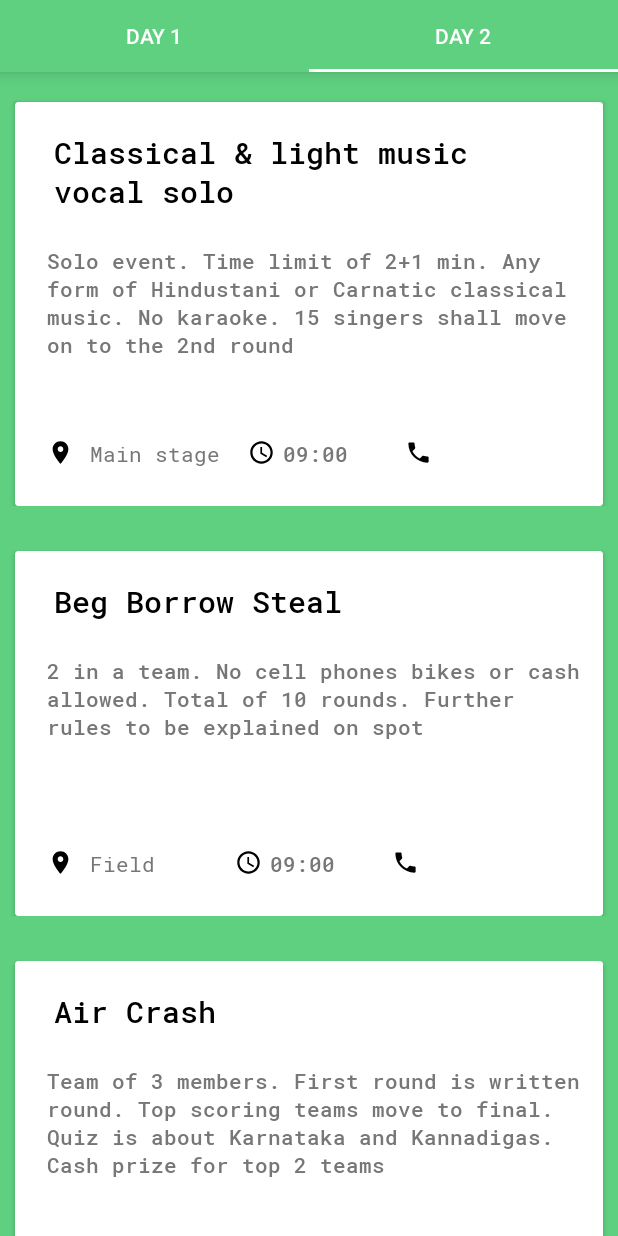
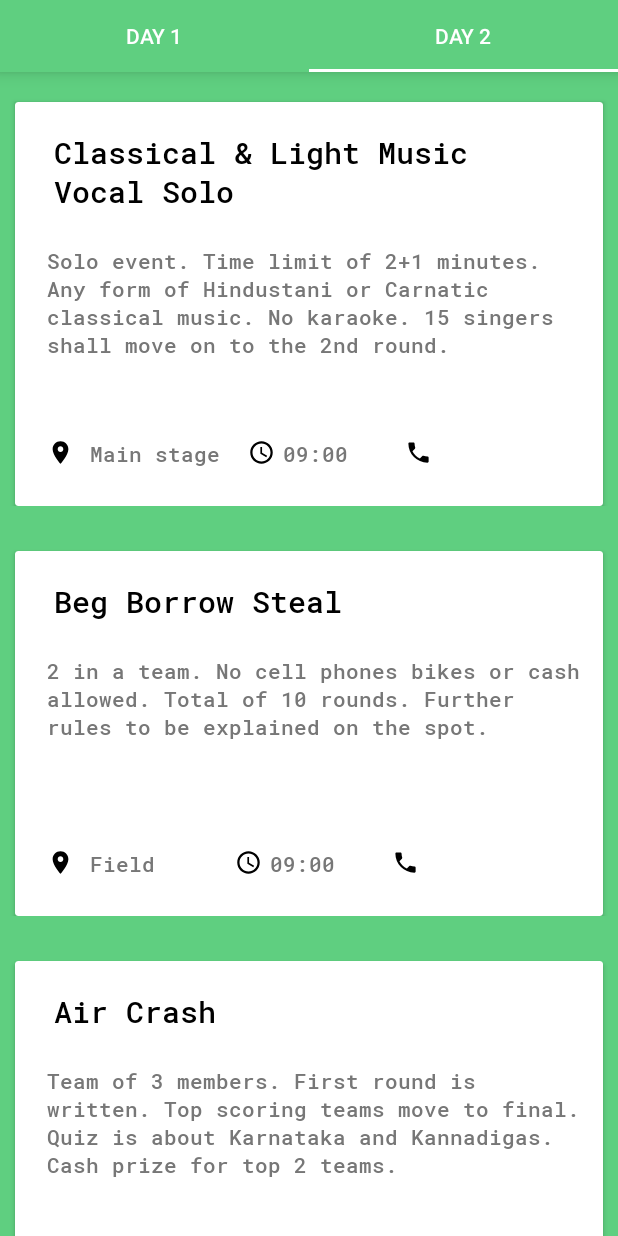
Before and after one commit to Hackertronix/Pantheon-2016, an Android app: the Day1Fragment screen opened directly, with no data from a screen before it, tab 2 chosen, on a phone screen of 412 x 824 dp. Run offline under Robolectric (Android 15) with nearby library versions, the phone set to English and light mode, and no system bars.

Commit message:
reduced app footprint and refactored Event Data

```diff
--- a/app/build.gradle
+++ b/app/build.gradle
@@ -23,8 +23,8 @@ android {
         applicationId "com.execube.elantra"
         minSdkVersion 17
         targetSdkVersion 23
-        versionCode 1
-        versionName "1.0"
+        versionCode 2
+        versionName "1.2"
     }
     buildTypes {
         release {
--- a/app/src/main/java/com/execube/elantra/views/Day1Fragment.java
+++ b/app/src/main/java/com/execube/elantra/views/Day1Fragment.java
@@ -26,37 +26,38 @@ import java.util.ArrayList;
 public class Day1Fragment extends Fragment {
 
 
-    //ADD DAY 2 EVENT NAMES IN THIS ARRAY IN ORDER
-    private static String day1events[]={"Vocal light music group","Instrumental","Movie clip recreation","Western Group Dance","Indian Group Dance", "RAMP", "Techcharades","Karaoke","Web designing","Online treasure hunt", "Rangoli", "On spot photography"
-            , "Slow drag", "Kannada dumb charades","Kannada anthyakshari", "Gaanchaali bidi kannada maathaadi",
-            "Vocal classical music solo prelims", "Vocal light music solo prelims","Antichess", "Mini Militia", "FIFA", "Counterstrike"};
+    private static String day1events[]={"Vocal Light Music Group","Instrumental","Movie Clip Recreation","Western Group Dance","Indian Group Dance", "RAMP", "Techcharades","Karaoke","Web Designing","Online Treasure Hunt", "Rangoli", "On Spot Photography"
+            , "Slow Drag", "Kannada Dumbcharades","Kannada Anthyakshari", "Gaanchaali Bidi Kannada Maathaadi",
+            "Vocal Classical Music Solo Prelims", "Vocal Light Music Solo Prelims","Antichess", "Mini Militia", "FIFA", "Counterstrike"};
 
 
 
-    // ADD DAY 1 EVENT DESCRIPTION IN THIS ARRAY IN ORDER
+// ADD DAY 1 EVENT DESCRIPTION IN THIS ARRAY IN ORDER
 
-    private  static  String[] day1description ={"6 in team. Maximum 2 entries per college. Karaoke allowed. Filmic and non-filmic allowed. Original composition allowed"
-            ,"Western and eastern music.4+1 min.1 accomplishment allowed.unlimited enteries.no backing track allowed.",
-            "6 in team. 2-minute video clip will be provided. 5+2 minute is given to recreate. Most comic scene will be rewarded. No vulgarity",
-            "6+6 in a team. 5+2 minutes is given. Carry ID card. Report 2 hours prior to event",
-            "8+4 in a team. 5+3 minutes is given. Any theme is allowed. Report 2 hours prior to the event. Should submit a video of their prior performances",
-            "Open theme. 12+2 in a team. 6+2 minutes is given. Report 3 hours before event. Carry ID cards. Audio track to be given 1 hour in prior. No use of water, fire, pet, animal skin.",
-            "3 in team. Tech version of dumb charades. 1 member mimes other 2 guesses. Multiple rounds",
-            "Solo event. Western instruments to be used.  5+1 minute is given. 2 rounds. 6 contestants will be shortlisted to 2nd round",
-            "2 in team. 3-hour time is given. Systems will be provided",
-            "2 in team. First round is written. Second round is on computer. Google imaging NOT allowed",
-            "Individual event. 1 hour is given. Colors and rangoli powder will be provided",
-            "Individual event. Topic is given on-spot. 2-hour time is given. Photos to be taken at RNSIT. On board editing allowed (Photoshop/post-processing not allowed)",
-            "Carry your own bikes (boys) and scooty (girls). Last one reaching the line wins. Multiple rounds",
-            "3 in team. Standard dumb charades rules apply. No speaking. 1 will mime other 2 guess",
-            "Team of 2 members wherein the prelims will be written round. Top scoring teams will be selected for finals. Coordinator's decision is final",
-            "It's a solo event where the topic will be given on the spot. 5 min preparation time. Speak in Kannada for 2 min but the timer stops as soon as you omit a Non-Kannada word. Judge's decision is final",
-            "Solo event. Time limit of 2+1 min. Any form of Hindustani or Carnatic classical music. No karaoke. 15 singers shall move on to the 2nd round",
-            "Solo event.  Time limit of 2+1 min. No karaoke. Indian or non-filmic song can be sung. No Western music. Top 15 singers shall move on to second round. Indian filmic or non-filmic songs can be sung",
-            "Solo event wherein standard rules of anti-chess apply. Matches are knockout. Time limit may or may not be present, depending on the event coordinator",
-            "Team consisting of 4 members. Match duration is 7 min. Team with maximum wins after allotted time will proceed. It will be direct elimination. Unlimited entries for the event",
-            "Solo event with difficulty level being legendary, 4mins per half. Elimination based on number of goals scored per team. Penalty shootout in case of a draw. No time will be allotted for practicing. Gamers can get their own joysticks and keyboards",
-            "Team of 5 members. Round will be a race to 5 wins in the 1000$ map. Direct elimination. Consequent rounds will be on de_dust2, de_train and de_inferno. No practice session. Gamers can get their own Mouse or joystick"};
+
+
+    private  static  String[] day1description ={"6 in a team. Maximum 2 entries per college. Karaoke allowed. Filmic and non-filmic allowed. Original composition allowed."
+            ,"Western and eastern music.4+1 min.1 accomplishment allowed.unlimited entries.no backing track allowed.",
+            "6 in team. 2-minute video clip will be provided. 5+2 minutes are given to recreate. Most comic scene will be rewarded. Content must not be vulgar.",
+            "6+6 in a team. 5+2 minutes are given. Carry ID card. Report 2 hours prior to the event",
+            "8+4 in a team. 5+3 minutes are given. Any theme is allowed. Report 2 hours prior to the event. Should submit a video of their prior performances.",
+            "Open theme. 12+2 in a team. 6+2 minutes are given. Report 3 hours before event. Carry ID cards. Audio track to be given 1 hour before the event. No use of water, fire, pet, animal skin.",
+            "3 in a team. Tech version of Dumb Charades. 1 member mimes other 2 guess. Multiple rounds.",
+            "Solo event. Western instruments to be used. 5+1 minute is given. 2 rounds. 6 contestants will be shortlisted for the 2nd round.",
+            "2 in team. 3-hour time is given. Systems will be provided.",
+            "2 in a team. First round is written. Second round is on computer. Use of search engines is not allowed.",
+            "Individual event. 1 hour is given. Colors and Rangoli powder will be provided.",
+            "Individual event. Topic is given on-spot. 2 hours time is given. Photos to be taken at the RNSIT campus. On board editing allowed (Photoshop/post-processing not allowed).",
+            "Carry your own bikes (boys) and scooty (girls). Last one reaching the line wins. Multiple rounds.",
+            "3 in a team. Standard dumb charades rules apply. No speaking. 1 partcipant will mime other 2 guess.",
+            "Team of 2 members. Prelims will be written round. Top scoring teams will be selected for finals. Coordinator's decision is final.",
+            "It's a solo event where the topic will be given on the spot. 5 minute preparation time. Speak in Kannada for 2 minutes but the timer stops as soon as you utter a Non-Kannada word. Judge's decision is final.",
+            "Solo event. Time limit of 2+1 minutes. Any form of Hindustani or Carnatic classical music. No karaoke. 15 singers shall move on to the 2nd round.",
+            "Solo event. Time limit of 2+1 minutes. No karaoke. Indian or non-filmic song can be sung. No Western music. Top 15 singers shall move on to second round. Indian filmic or non-filmic songs can be sung.",
+            "Solo event wherein standard rules of anti-chess apply. Matches are knockout. Time limit may or may not be present, depending on the event coordinator.",
+            "Team consisting of 4 members. Match duration is 7 minutes. Team with maximum wins after allotted time will proceed to the finals. It will be direct elimination. Unlimited entries for the event.",
+            "Solo event with difficulty level being legendary, 4 minutes per half. Elimination based on number of goals scored per team. Penalty shootout in case of a draw. No time will be allotted for practicing. Gamers can get their own joysticks and keyboards",
+            "Team of 5 members. 1st Round will be a race to 5 wins in the 1000$ map. Direct elimination. Consequent rounds will be on de_dust2, de_train and de_inferno. No practice session. Gamers can get their own mouse or joystick."};
 
 
 
@@ -73,12 +74,16 @@ public class Day1Fragment extends Fragment {
 
 
     //ADD DAY 1 VENUES IN THIS ARRAY IN ORDER
+
+
     private String day1venue[]={"Main stage", "Main stage", "Main stage", "Main stage",
             "Main stage", "Main stage", "Edusat hall", "Edusat hall",
             "EEE lab", "Mech Lab", "Street", "Street", "Street",
-            "CS/IS block", "CS/IS block", "CS/IS block", "EC block lvl1","EC block lvl1","MCA/CS/IS lab", "MCA/CS/IS lab", "MCA/CS/IS lab", "MCA/CS/IS lab"};
+            "CS/IS block", "CS/IS block", "CS/IS block", "ECE Block LVL 1","ECE Block LVL 1","MCA/CS/IS Lab", "MCA/CS/IS Lab", "MCA/CS/IS Lab", "MCA/CS/IS Lab"};
 
 
+
+    //ADD DAY 1 COORDINATORS NUMBER IN THIS ARRAY IN ORDER
 
     private String[] day1coordinator_no= {"9448260823", "7411179295", "9902643437", "9060991914",
             "9886080813", "9611831671", "9986464852", "8971205200",
@@ -87,9 +92,36 @@ public class Day1Fragment extends Fragment {
             "7022153497", "8722580150", "9880833798", "8884834111", "8277024701", "8904471865"};
 
 
+    //ADD DAY 2 EVENT TMINGS IN 24 HR FORMAT IN ORDER
+
+    private static String day2timings[]={"09:00","09:00","09:00","09:00","09:00",
+            "10:00","10:00","10:00","10:00",
+            "11:00","11:00","11:00",
+            "12:00","12:00","12:00","12:00",
+            "13:00",
+            "14:00","14:00",
+            "15:00"};
 
 
+    //ADD DAY 2 VENUES IN THIS ARRAY IN ORDER
 
+    private String day2venue[]={"Main stage", "Field", "ECE Block","Mech Block Level 3",
+            "Main stage", "Admin Block", "Mech Block", "EEE/IT Block",
+            "Main Stage", "Edusat Hall", "CS/IS Block",
+            "EEE/IT block",
+            "Admin Block", "Field", "Mech Block", "ECE Block",
+            "EEE/IT Block",
+            "Mech Block","Placement Cell","Main Stage",
+            "Main Stage"};
+
+
+    // PLEASE VALIDATE AND ADD THE DAY 2 COORDINATOR'S NUMBER IN THIS ARRAY
+
+    private String day2coordinatorno[] = {"7022153497", "9035491661", "9739310656", "7406659227",
+            "9886299824", "9036774789", "8197334611", "9900022559",
+            "9108909361", "8050421256", "7411228907", "8050421256",
+            "9916807522", "8867541575", "8867840160", "9886299824",
+            "9341948012", "9902215623", "9036199499", "9902643437"};
 
 
     private ArrayList<Events> mEvents;
@@ -158,12 +190,10 @@ public class Day1Fragment extends Fragment {
 
             if (Build.VERSION.SDK_INT != 21) {
                 Typeface robotoMonoMedium = Typeface.createFromAsset(itemView.getContext().getAssets(), "fonts/RobotoMono-Medium.ttf");
-                Typeface robotoMonoRegular = Typeface.createFromAsset(itemView.getContext().getAssets(), "fonts/RobotoMono-Regular.ttf");
-
 
                 mEventTileTextView.setTypeface(robotoMonoMedium);
                 mEventDetailsTextView.setTypeface(robotoMonoMedium);
-                mVenueTextView.setTypeface(robotoMonoRegular);
+                mVenueTextView.setTypeface(robotoMonoMedium);
                 mTimeTextView.setTypeface(robotoMonoMedium);
             }
 
--- a/app/src/main/java/com/execube/elantra/views/Day2Fragment.java
+++ b/app/src/main/java/com/execube/elantra/views/Day2Fragment.java
@@ -25,42 +25,45 @@ import java.util.ArrayList;
  */
 public class Day2Fragment extends Fragment {
 
-    private static String day2events[]={"Classical & light music vocal solo",
+    private static String day2events[]={"Classical & Light Music Vocal Solo",
             "Beg Borrow Steal", "Air Crash",
-            "GOT Quiz","Crime Polis",
+            "Game Of Thrones Quiz","Crime Polis",
             "Solo Dance", "Sketch & Paint", "Beat The Heat",
             " Hindi Anthyakshari","Air Crash","Dumb Charades",
             "K'nataka Quiz"
-            , "Concept presentation",
+            , "Concept Presentation",
             "Street Play","Bomb Diffusion",
             "Tech-Expo",
-            "60Sec To Fame","Street Dance ","Gen. Quiz","Band Wars"};
+            "60 Seconds To Fame","Street Dance ","General Quiz","Band Wars"};
 
 
 
     // ADD DAY 2 EVENT DESCRIPTION IN THIS ARRAY IN ORDER
 
-    private  static  String[] day2description ={ "Solo event. Time limit of 2+1 min. Any form of Hindustani or Carnatic classical music. No karaoke. 15 singers shall move on to the 2nd round",
-            "2 in a team. No cell phones bikes or cash allowed. Total of 10 rounds. Further rules to be explained on spot",
-            "Team of 3 members. First round is written round. Top scoring teams move to final. Quiz is about Karnataka and Kannadigas. Cash prize for top 2 teams",
-            "3 per team. Prelims consists of two rounds. Questions pertaining to GOT TV series only (Season 1 to Season 5). Quiz master explains rules for finals.",
-            "3 per team. Crime scene provided. Definite number of rounds wherein clues of the crime scene are deciphered. Team that finishes all rounds wins.",
-            "Solo event. 3+1min. either western or eastern form of dance. No vulgarity.",
-            "solo event. Required materials to be brought by participants. Sheets shall be provided. On spot topics. Duration of 90 min.",
-            "Solo event. 2 rounds. No instruments allowed. Time limit is 2 min. Qualified participants will have beat box sessions of 90 seconds each.",
+    private  static  String[] day2description ={ "Solo event. Time limit of 2+1 minutes. Any form of Hindustani or Carnatic classical music. No karaoke. 15 singers shall move on to the 2nd round.",
+            "2 in a team. No cell phones bikes or cash allowed. Total of 10 rounds. Further rules to be explained on the spot.",
+            "Team of 3 members. First round is written. Top scoring teams move to final. Quiz is about Karnataka and Kannadigas. Cash prize for top 2 teams.",
+            "3 per team. Prelims consists of two rounds. Questions pertaining to Game Of Thrones TV series only (Season 1 to Season 5). Quiz master will explain the rules for finals.",
+            "3 per team. Crime scene provided. Definite number of rounds wherein clues of the crime are deciphered. Team that finishes all rounds wins.",
+            "Solo event. 3+1 minutes. Either western or eastern form of dance. No vulgarity.",
+            "Solo event. Required materials should be brought by participants. Sheets shall be provided. On the spot topics. Duration is 90 min.",
+            "Solo event. 2 rounds. No instruments allowed. Time limit is 2 minutes. Qualified participants will have beatbox sessions of 90 seconds each.",
             "3 per team. Prelims consist of four rounds where four teams will be selected. Finals consists of 3 rounds. Two winners will be rewarded.",
-            "Solo event with on spot registration. Common air crash rules apply. Series of elimination rounds. Rules explained by judge.",
-            "Max 3 members per team. Prelims round is included. Finals for top 6 teams. Common rules for dumb charades apply.",
+            "Solo event with on spot registration. Common Air Crash rules apply. Series of elimination rounds. Rules will be explained by judge.",
+            "Maximum of 3 members per team. Prelims round is included. Finals for top 6 teams. Common rules for Dumb Charades apply.",
             "Team of 3 members. First round is written round. Top scoring teams move to final. Quiz is about Karnataka and Kannadigas. Cash prize for top 2 teams.",
 
-            "Team of 2. Time limit of 4+2. Points rewarded for uniqueness of concept.",
-            "Max 12 persons per team. Time limit of 10+2 min. Props allowed, record music not allowed. Vulgarity results in disqualification.",
-            "2 per team in the first round with a duration of 45 min. Elimination round conducted. Round 2 is diffusion where 6 teams will move on to the finals.",
+            "Team of 2 members. Time limit of 4+2 minutes. Points rewarded for uniqueness of concept.",
+            "Max 12 members per team. Time limit of 10+2 minutes. Props allowed, recorded music not allowed. Vulgarity results in disqualification.",
+            "2 per team in the first round with a duration of 45 minutes. Elimination round conducted. Round 2 is diffusion where 6 teams will move on to the finals.",
             "Any type of robot is allowed. 3 per team. Best team selected based on robot and presentation.",
-            "Solo event. Time limit of 1 min. No vulgarity.",
-            "Round 1 shall be a show case round. Round 2 will be battle round. All rules of battle crew shall apply.",
+            "Solo event. Time limit of 1 minute. No vulgarity.",
+            "Round 1 shall be a showcase round. Round 2 will be battle round. All rules of battle crew shall apply.",
             "3 per team. Prelims is a written round. Quiz master shall explain rules.",
-            "3-10 in a team. 15+5 minutes(including setup) is given. No restriction on genre. 5-piece drum kit, mics, cable and  amplifier will be provided."};
+            "3-10 in a team. 15+5 minutes(including setup) is given. No restriction on genre. 5-piece drum kit, mics, cable and amplifier will be provided."
+
+
+    };
 
 
 
@@ -163,12 +166,11 @@ public class Day2Fragment extends Fragment {
 
             if (Build.VERSION.SDK_INT != 21) {
                 Typeface robotoMonoMedium = Typeface.createFromAsset(itemView.getContext().getAssets(), "fonts/RobotoMono-Medium.ttf");
-                Typeface robotoMonoRegular = Typeface.createFromAsset(itemView.getContext().getAssets(), "fonts/RobotoMono-Regular.ttf");
 
 
                 mEventTileTextView.setTypeface(robotoMonoMedium);
                 mEventDetailsTextView.setTypeface(robotoMonoMedium);
-                mVenueTextView.setTypeface(robotoMonoRegular);
+                mVenueTextView.setTypeface(robotoMonoMedium);
                 mTimeTextView.setTypeface(robotoMonoMedium);
             }
 
```
Also changed, not shown: app/src/main/res/drawable-xxhdpi/header_image.png (deleted), 3 other files.
